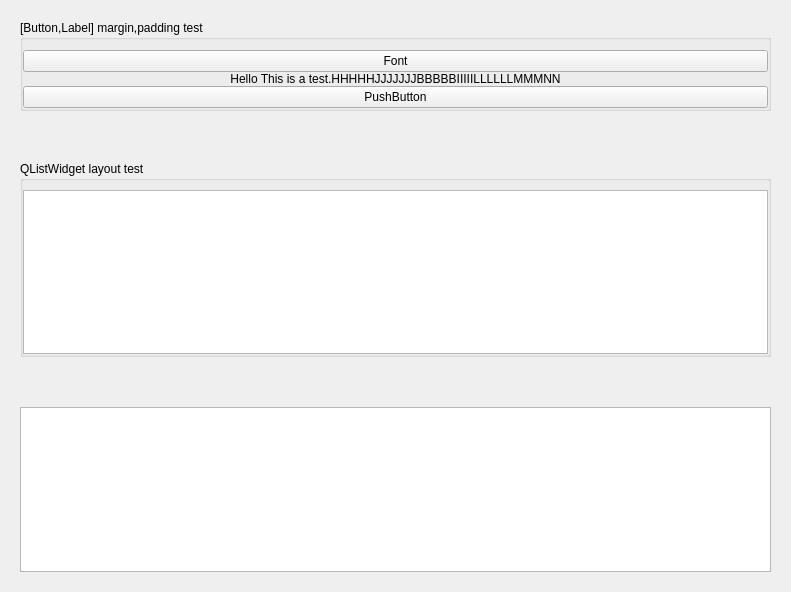
Above: form.ui from ruoxianSun/nestpp before the change. Below: the same form after it.
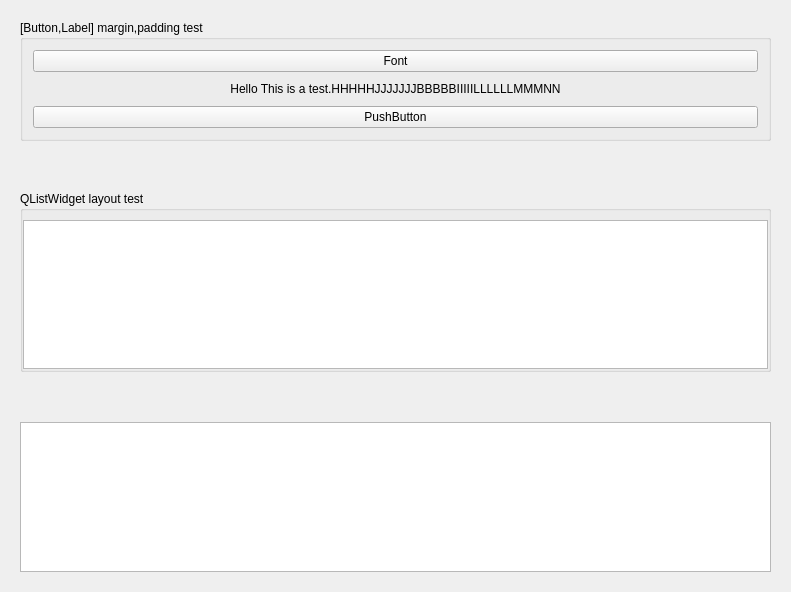
That is the form after the change. Custom widgets are drawn as their Qt base class.

What changed in the file:
```diff
--- a/form.ui
+++ b/form.ui
@@ -36,19 +36,19 @@
      </property>
      <layout class="QVBoxLayout" name="verticalLayout_4">
       <property name="spacing">
-       <number>0</number>
+       <number>10</number>
       </property>
       <property name="leftMargin">
-       <number>0</number>
+       <number>10</number>
       </property>
       <property name="topMargin">
        <number>10</number>
       </property>
       <property name="rightMargin">
-       <number>0</number>
+       <number>10</number>
       </property>
       <property name="bottomMargin">
-       <number>0</number>
+       <number>10</number>
       </property>
       <item>
        <widget class="QPushButton" name="pushButton">
```
